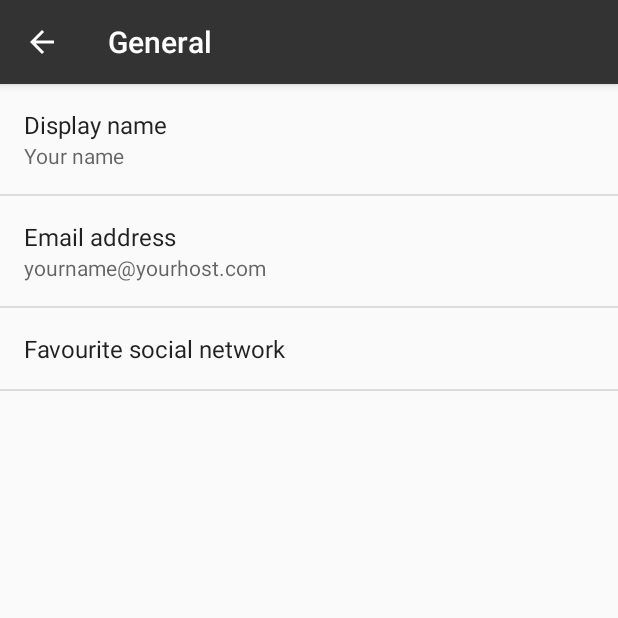
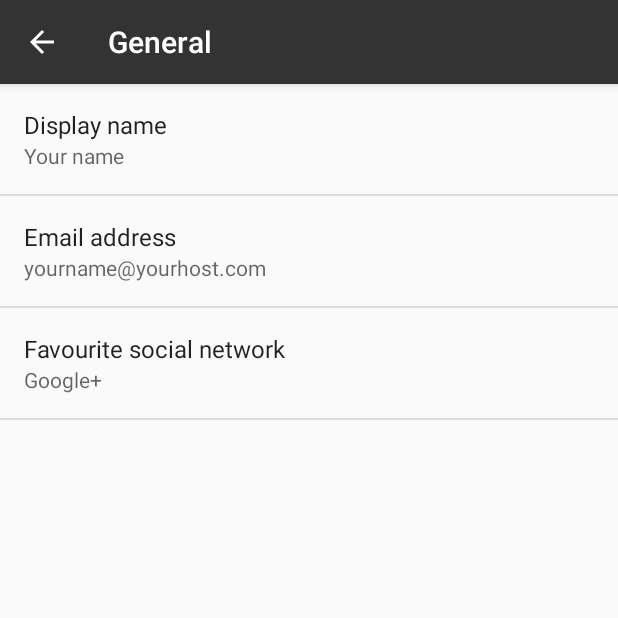
Before and after one commit to Kingsbu/NoteKeeper_source, an Android app: the SettingsActivity screen opened directly, with no data from a screen before it, after a tap on "General", on a phone screen of 412 x 824 dp, the top half of it. Run offline under Robolectric (Android 15) with nearby library versions, the phone set to English and light mode, and no system bars.

Commit message:
end of lesson8 module 3

```diff
--- a/app/src/main/res/layout/item_course_list.xml
+++ b/app/src/main/res/layout/item_course_list.xml
@@ -39,11 +39,12 @@
                 android:layout_marginStart="8dp"
                 android:layout_marginTop="8dp"
                 android:layout_marginEnd="8dp"
+                tools:tint="@color/pluralsight_orange"
                 app:srcCompat="@drawable/ic_menu_slideshow"
                 card_view:layout_constraintEnd_toEndOf="parent"
                 card_view:layout_constraintStart_toStartOf="parent"
                 card_view:layout_constraintTop_toBottomOf="@+id/text_course"
-                tools:tint="@color/pluralsight_orange" />
+                />
 
         </android.support.constraint.ConstraintLayout>
     </android.support.v7.widget.CardView>
--- a/app/src/main/res/xml/pref_general.xml
+++ b/app/src/main/res/xml/pref_general.xml
@@ -26,7 +26,7 @@
         android:defaultValue="@string/pref_default_favourite_social"
         android:entries="@array/pref_entries_favourite_social"
         android:entryValues="@array/pref_values_favourite_social"
-        android:key="user_favourite_title"
+        android:key="user_favourite_social"
         android:negativeButtonText="@null"
         android:positiveButtonText="@null"
         android:title="@string/title_favourite_social" />
```
